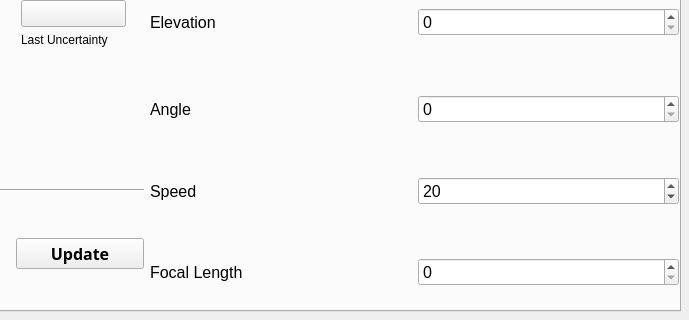
satello/Cadence, file resources/widget/tools/TrackwayVisualizerWidget/TrackwayVisualizerWidget.ui: the form before one commit; both pictures show x 395 to 1084 and y 274 to 594 of the 1084 by 594 pixel window.
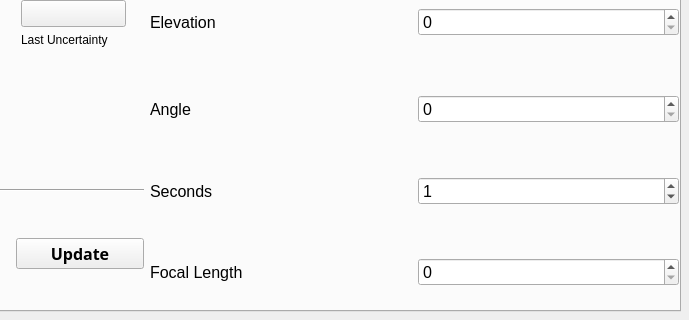
The form after the commit. Icons and pictures are not drawn.

Patch:
```diff
--- a/resources/widget/tools/TrackwayVisualizerWidget/TrackwayVisualizerWidget.ui
+++ b/resources/widget/tools/TrackwayVisualizerWidget/TrackwayVisualizerWidget.ui
@@ -1571,7 +1571,7 @@
              <item>
               <widget class="QLabel" name="label_7">
                <property name="text">
-                <string>Speed</string>
+                <string>Seconds</string>
                </property>
               </widget>
              </item>
@@ -1584,7 +1584,7 @@
                 <number>1000</number>
                </property>
                <property name="value">
-                <number>20</number>
+                <number>1</number>
                </property>
               </widget>
              </item>
```
